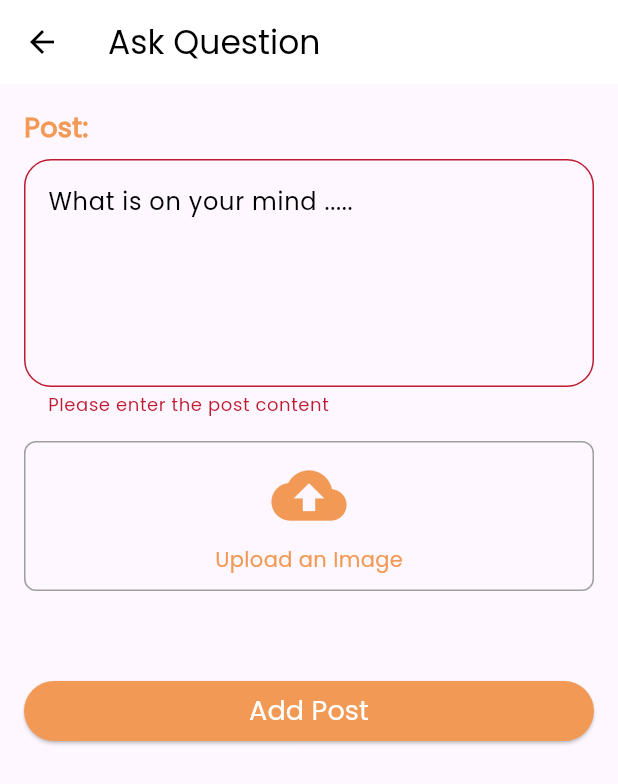
After one commit to omar-sherif9992/GUConnect, a Flutter app: the AddAcademicPost screen opened by its route, after a tap on "Add Post", on a phone screen of 412 x 824 dp. The commit adds this screen. Shown: the top 784 px of the screen. Run offline on Flutter 3.47's test engine with Material 3 defaults, Android fonts, the phone set to English and light mode, and no system bars; our stand-ins replace cached_network_image, cloud_firestore, device_preview, email_validator, emoji_picker_flutter, firebase_auth and 7 more; missing offline and left inert: flutter_phone_direct_caller, mailer; accounts and stored records are empty; key blocks and very long unbroken strings in the code were emptied for the run.

Commit message:
Academic Related Questions sections with add Post

```diff
--- a/app/lib/routes.dart
+++ b/app/lib/routes.dart
@@ -1,13 +1,16 @@
-import 'package:GUConnect/src/screens/addLostAndFoundPost.dart';
+
 import 'package:GUConnect/src/screens/admin/pendings_screen.dart';
 import 'package:GUConnect/src/screens/admin/set_important_contacts_screen.dart';
+import 'package:GUConnect/src/screens/common/AcademicRelated/academicRelated.dart';
+import 'package:GUConnect/src/screens/common/AcademicRelated/addAcademicQuestion.dart';
+import 'package:GUConnect/src/screens/common/L&F/addLostAndFoundPost.dart';
+import 'package:GUConnect/src/screens/common/L&F/lostAndFound.dart';
 import 'package:GUConnect/src/screens/common/confessions.dart';
 import 'package:GUConnect/src/screens/common/addPostClubs.dart';
 import 'package:GUConnect/src/screens/admin/search_staff.dart';
 import 'package:GUConnect/src/screens/common/clubsAndEvents.dart';
 import 'package:GUConnect/src/screens/authentication/login.dart';
 import 'package:GUConnect/src/screens/authentication/register.dart';
-import 'package:GUConnect/src/screens/lostAndFound.dart';
 import 'package:GUConnect/src/screens/user/search.dart';
 import 'package:GUConnect/src/screens/common/splash.dart';
 import 'package:GUConnect/src/screens/common/important_contacts.dart';
@@ -47,6 +50,8 @@ class CustomRoutes {
   static const String clubsAndEvents = '/club-posts-and-events';
   static const String addClubPost = '/club-and-events-addPost';
   static const String addLostAndFound = '/lost-and-found-addPost';
+  static const String academicRelatedQuestions = '/academic-related-questions';
+  static const String addAcademicRelatedQuestions = '/add-academic-related-questions';
 
   // STAFF ROUTES
   static const String staff = '/staff/profile';
@@ -85,6 +90,8 @@ class CustomRoutes {
       adminStaff: (context) => const SearchStaffScreen(),
       lostAndFound: (context) => const LostAndFoundW(),
       addLostAndFound: (context) => const AddLostAndFoundPost(),
+      academicRelatedQuestions: (context) => const AcademicRelatedQuestions(),
+      addAcademicRelatedQuestions: (context) => const AddAcademicPost(),
       adminAddStaff: (context) => const SearchStaffScreen(),
       addImportantContacts: (context) => const SetImportantContactsScreen(),
       admin: (context) => const PendingsScreen(),
--- a/app/lib/src/models/AcademicQuestion.dart
+++ b/app/lib/src/models/AcademicQuestion.dart
@@ -1,14 +1,19 @@
+import 'package:GUConnect/src/models/Comment.dart';
 import 'package:GUConnect/src/models/Post.dart';
 import 'package:GUConnect/src/models/User.dart';
+import 'package:cloud_firestore/cloud_firestore.dart';
 
 /// Represents an academic question.
 class AcademicQuestion extends Post {
   AcademicQuestion({
+    String? id,
     required super.content,
     required super.sender,
     required super.createdAt,
     required super.image,
-  });
+  }){
+    this.id = FirebaseFirestore.instance.collection('academicRelatedQuestions').doc().id;
+  }
 
   void uploadImage() {}
 
@@ -18,5 +23,18 @@ class AcademicQuestion extends Post {
           sender: CustomUser.fromJson(json['sender']),
           createdAt: DateTime.parse(json['createdAt']),
           image: json['image'],
-        );
+        ) {
+    id = json['id'];
+    comments = ((json['comments'] as List<dynamic>)
+        .map((e) => Comment.fromJson(e as Map<String, dynamic>))).toList();
+  }
+
+   @override
+  Map<String, dynamic> toJson() {
+    final Map<String, dynamic> data = super.toJson();
+    data['id'] = id;
+    data['comments'] = comments.map((c) => c.toJson()).toList();
+    return data;
+  }
+
 }
--- a/app/lib/src/models/LostAndFound.dart
+++ b/app/lib/src/models/LostAndFound.dart
@@ -28,6 +28,8 @@ class LostAndFound extends Post {
         ) {
     id = json['id'];
     contact = json['contact'];
+    comments = ((json['comments'] as List<dynamic>)
+        .map((e) => Comment.fromJson(e as Map<String, dynamic>))).toList();
   }
 
   /// Converts the [LostAndFound] object to a JSON [Map].
@@ -36,6 +38,7 @@ class LostAndFound extends Post {
     final Map<String, dynamic> data = super.toJson();
     data['id'] = id;
     data['contact'] = contact;
+    data['comments'] = comments.map((c) => c.toJson()).toList();
     return data;
   }
 
--- /dev/null
+++ b/app/lib/src/screens/common/AcademicRelated/addAcademicQuestion.dart
@@ -0,0 +1,252 @@
+import 'dart:io';
+
+import 'package:GUConnect/src/models/AcademicQuestion.dart';
+import 'package:GUConnect/src/models/User.dart';
+import 'package:GUConnect/src/providers/AcademicQuestionProvider.dart';
+import 'package:GUConnect/src/providers/UserProvider.dart';
+import 'package:GUConnect/src/screens/common/clubsAndEvents.dart';
+import 'package:GUConnect/src/utils/uploadImageToStorage.dart';
+import 'package:GUConnect/src/widgets/loader.dart';
+import 'package:flutter/material.dart';
+import 'package:image_picker/image_picker.dart';
+import 'package:provider/provider.dart';
+
+class AddAcademicPost extends StatefulWidget {
+  const AddAcademicPost({super.key});
+
+  @override
+  State<AddAcademicPost> createState() => _AddAcademicPostState();
+}
+
+class _AddAcademicPostState extends State<AddAcademicPost> {
+
+  late UserProvider userProvider;
+  final TextEditingController contentController = TextEditingController();
+  File? _selectedImage;
+  final GlobalKey<FormState> _formKey = GlobalKey<FormState>();
+  late AcademicQuestionProvider academicProvider;
+
+  @override
+  void initState() {
+    super.initState();
+
+    academicProvider =
+        Provider.of<AcademicQuestionProvider>(context, listen: false);
+
+    userProvider =
+        Provider.of<UserProvider>(context, listen: false);
+  }
+
+  Future<void> _getImage() async {
+    final picker = ImagePicker();
+
+    final pickedFile = await picker.pickImage(source: ImageSource.gallery);
+
+    setState(() {
+      if (pickedFile != null) {
+        _selectedImage = File(pickedFile.path);
+      }
+    });
+  }
+
+  double calculateAspectRatio() {
+    if (_selectedImage == null) {
+      return 100.0; // Default aspect ratio
+    }
+
+    final image = Image.file(_selectedImage!);
+    return MediaQuery.of(context).size.width /
+        (image.width ?? 1.0 / (image.height ?? 1.0));
+  }
+
+  void _removeImage() {
+    setState(() {
+      _selectedImage = null;
+    });
+  }
+
+  Future _addPost(
+      AcademicQuestionProvider provider, String content, File img) async {
+
+      showDialog(
+      context: context,
+      barrierDismissible: false,
+      builder: (context) {
+        return const AlertDialog(
+          content: Column(
+            mainAxisSize: MainAxisSize.min,
+            children: [
+              Loader(),
+              SizedBox(height: 16),
+              Text('Uploading post...'),
+            ],
+          ),
+        );
+      },
+    );
+
+        final String? imageUrl = await uploadImageToStorage(
+              img, 'post_images', userProvider.user!.user_id! + DateTime.now().toString());
+
+    final CustomUser posterPerson = CustomUser(
+        email: 'hussein.ebrahim@student.guc.edu.eg',
+        password: 'Don Ciristiane Ronaldo',
+        image:
+            'https://images.mubicdn.net/images/cast_member/25100/cache-2388-1688754259/image-w856.jpg',
+        userName: 'Mr Milad Ghantous',
+        fullName: 'omar');
+
+    final AcademicQuestion addedPost = AcademicQuestion(
+        content: content,
+        image: imageUrl??'',
+        createdAt: DateTime.now(),
+        sender: userProvider.user??posterPerson,);
+
+
+
+    provider.askQuestion(addedPost).then((value) => {
+          Navigator.pop(context),
+          if (value)
+            {
+              Navigator.pushReplacement(
+                context,
+                MaterialPageRoute(
+                  builder: (context) => const ClubsAndEvents(),
+                ),
+              )
+            }
+          else
+            {
+              showDialog(
+                context: context,
+                builder: (context) {
+                  return AlertDialog(
+                    title: const Text('Error'),
+                    content:
+                        const Text('Failed to upload post. Please try again.'),
+                    actions: [
+                      TextButton(
+                        onPressed: () {
+                          Navigator.pop(context);
+                        },
+                        child: const Text('OK'),
+                      ),
+                    ],
+                  );
+                },
+              )
+            }
+        });
+  }
+
+  @override
+  Widget build(BuildContext context) {
+    final double containerHeight = calculateAspectRatio();
+    return Scaffold(
+      appBar: AppBar(
+        title: const Text('Ask Question'),
+      ),
+      body: SingleChildScrollView(
+        child: Padding(
+          padding: const EdgeInsets.all(16.0),
+          child: Form(
+            key: _formKey,
+            autovalidateMode: AutovalidateMode.onUserInteraction,
+            child: Column(
+              crossAxisAlignment: CrossAxisAlignment.stretch,
+              children: [
+                Text(
+                  'Post:',
+                  style: TextStyle(
+                      fontSize: 18,
+                      fontWeight: FontWeight.bold,
+                      color: Theme.of(context).colorScheme.primary),
+                ),
+                const SizedBox(height: 8),
+                TextFormField(
+                  validator: (value) {
+                    if (value == null || value.isEmpty) {
+                      return 'Please enter the post content';
+                    }
+                    return null;
+                  },
+                  controller: contentController,
+                  maxLines: 5,
+                  decoration: const InputDecoration(
+                    hintText: 'What is on your mind .....',
+                    border: OutlineInputBorder(
+                      borderRadius: BorderRadius.all(Radius.circular(18)),
+                    ),
+                  ),
+                ),
+                const SizedBox(height: 16),
+                GestureDetector(
+                  onTap: _getImage,
+                  child: Container(
+                    height: containerHeight,
+                    decoration: BoxDecoration(
+                      border: Border.all(color: Colors.grey),
+                      borderRadius: BorderRadius.circular(8),
+                    ),
+                    child: _selectedImage == null
+                        ? Column(
+                            mainAxisAlignment: MainAxisAlignment.center,
+                            children: [
+                              Icon(Icons.cloud_upload,
+                                  size: 50,
+                                  color: Theme.of(context).colorScheme.primary),
+                              const SizedBox(height: 8),
+                              Text('Upload an Image',
+                                  style: TextStyle(
+                                      color: Theme.of(context)
+                                          .colorScheme
+                                          .primary)),
+                            ],
+                          )
+                        : Stack(
+                            alignment: Alignment.topRight,
+                            children: [
+                              ClipRRect(
+                                borderRadius: BorderRadius.circular(8),
+                                child: Image.file(_selectedImage!,
+                                    fit: BoxFit.cover),
+                              ),
+                              IconButton(
+                                icon: const Icon(Icons.close,
+                                    color: Colors.black),
+                                onPressed: _removeImage,
+                              ),
+                            ],
+                          ),
+                  ),
+                ),
+                const SizedBox(
+                  height: 24,
+                ),
+                const SizedBox(height: 32),
+                ElevatedButton(
+                  onPressed: () {
+                    if (_formKey.currentState?.validate() ?? false) {
+                      // Perform action when the user clicks the button
+                      final String content = contentController.text;
+                      _addPost(academicProvider, content, _selectedImage??File(''));
+                    }
+                  },
+                  style: ButtonStyle(
+                    backgroundColor: MaterialStateProperty.all(
+                        Theme.of(context).colorScheme.primary),
+                    foregroundColor: MaterialStateProperty.all(
+                        Theme.of(context).colorScheme.onSecondary),
+                  ),
+                  child: const Text('Add Post',
+                      style:
+                          TextStyle(fontSize: 18, fontWeight: FontWeight.w500)),
+                ),
+              ],
+            ),
+          ),
+        ),
+      ),
+    );
+  }
+}
--- a/app/lib/src/screens/addLostAndFoundPost.dart
+++ b/app/lib/src/screens/common/L&F/addLostAndFoundPost.dart
@@ -5,7 +5,7 @@ import 'package:GUConnect/src/models/LostAndFound.dart';
 import 'package:GUConnect/src/models/User.dart';
 import 'package:GUConnect/src/providers/LostAndFoundProvider.dart';
 import 'package:GUConnect/src/providers/UserProvider.dart';
-import 'package:GUConnect/src/screens/lostAndFound.dart';
+import 'package:GUConnect/src/screens/common/L&F/lostAndFound.dart';
 import 'package:GUConnect/src/utils/uploadImageToStorage.dart';
 import 'package:GUConnect/src/widgets/loader.dart';
 import 'package:GUConnect/src/widgets/user_image_picker.dart';
@@ -92,12 +92,12 @@ class _AddLostAndFoundPostState extends State<AddLostAndFoundPost> {
       },
     );
 
-    final String? imageUrl = await uploadImageToStorage(
+    final String? imageUrl =  await uploadImageToStorage(
               img, 'post_images', userProvider.user!.user_id! + DateTime.now().toString());
 
     final LostAndFound addedPost = LostAndFound(
         content: content,
-        image: imageUrl!,
+        image: imageUrl??'',
         createdAt: DateTime.now(),
         sender: userProvider.user!,
         contact: contact);
@@ -250,7 +250,7 @@ class _AddLostAndFoundPostState extends State<AddLostAndFoundPost> {
                       // Perform action when the user clicks the button
                       final String content = contentController.text;
                       final String contact = contactController.text;
-                      _addPost(lostProvider, content, contact, _selectedImage!);
+                      _addPost(lostProvider, content, contact, _selectedImage ?? File(''));
                     }
                   },
                   style: ButtonStyle(
--- a/app/lib/src/screens/lostAndFound.dart
+++ b/app/lib/src/screens/common/L&F/lostAndFound.dart
@@ -123,7 +123,7 @@ class _LostAndFoundState extends State<LostAndFoundW> {
                                     userImage: posts[index].sender.image ?? '',
                                     likes: posts[index].likes,
                                     createdAt: posts[index].createdAt,
-                                    comments: const [],
+                                    comments: posts[index].comments,
                                     postType: 1,
                                   ),
                                 ],
--- a/app/lib/src/widgets/comments_modal.dart
+++ b/app/lib/src/widgets/comments_modal.dart
@@ -4,6 +4,7 @@
 import 'package:GUConnect/src/models/Comment.dart';
 import 'package:GUConnect/src/models/User.dart';
 import 'package:GUConnect/src/providers/CommentProvider.dart';
+import 'package:GUConnect/src/providers/UserProvider.dart';
 import 'package:GUConnect/src/widgets/loader.dart';
 import 'package:flutter/material.dart';
 import 'package:GUConnect/src/widgets/comment.dart';
@@ -30,6 +31,8 @@ class _CommentModalState extends State<CommentModal> {
 
   late CommentProvider commentProvider;
 
+  late UserProvider userProvider;
+
   late List<Comment> comments;
 
   bool _isLoading = true;
@@ -44,7 +47,7 @@ class _CommentModalState extends State<CommentModal> {
 
     commentProvider = Provider.of<CommentProvider>(context, listen: false);
 
-
+    userProvider = Provider.of<UserProvider>(context, listen: false);
 
     commentProvider.getPostComments(widget.postId, widget.postType).then((value){
       setState(() {
@@ -58,7 +61,7 @@ class _CommentModalState extends State<CommentModal> {
 
   Future addComment(String content) async
   {
-    final Comment newComment = Comment(content: content, commenter: posterPerson, createdAt: DateTime.now(), postType: widget.postType);
+    final Comment newComment = Comment(content: content, commenter: userProvider.user!, createdAt: DateTime.now(), postType: widget.postType);
     commentProvider.addComment(newComment, widget.postId).then(
       (val){
         setState(() {
@@ -160,11 +163,11 @@ class _CommentModalState extends State<CommentModal> {
       padding: const EdgeInsets.all(6.0),
       child: Row(
         children: [
-        const CircleAvatar(
+        CircleAvatar(
                     // User profile picture
                     radius: 18,
                     // Replace with your image URL
-                    backgroundImage: NetworkImage('https://upload.wikimedia.org/wikipedia/commons/thumb/d/d3/Jason_Statham_2018.jpg/330px-Jason_Statham_2018.jpg'),
+                    backgroundImage: NetworkImage(userProvider.user?.image??''),
                   ),
                   const SizedBox(width: 8),
           Expanded(
```
Also changed, not shown: app/lib/src/models/Post.dart (+7 -0 lines), app/lib/src/providers/AcademicQuestionProvider.dart (+14 -7 lines), app/lib/src/providers/CommentProvider.dart (+13 -1 lines), app/lib/src/screens/common/AcademicRelated/academicRelated.dart (added, +144 -0 lines), app/lib/src/widgets/drawer.dart (+17 -0 lines), app/lib/src/widgets/post.dart (+7 -27 lines).
